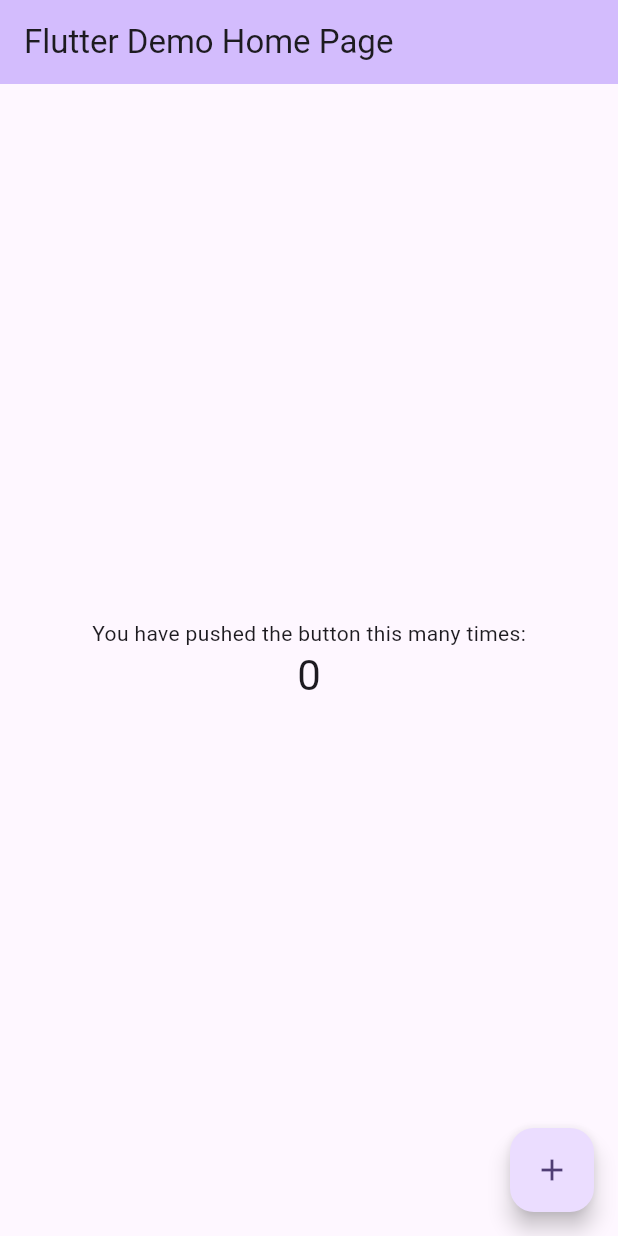
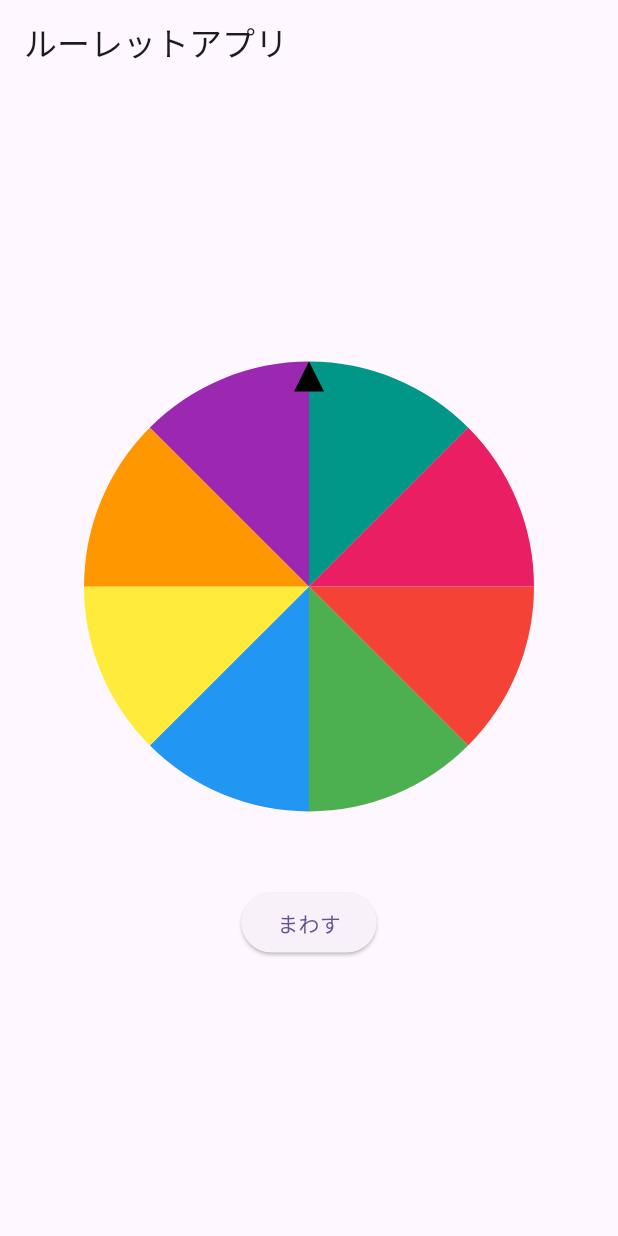
Before and after one commit to yumayuma708/roulette, a Flutter app: the screen it shows after launch, on a phone screen of 412 x 824 dp. Run offline on Flutter 3.47's test engine with Material 3 defaults, Android fonts, the phone set to English and light mode, and no system bars.

Commit message:
大まかな枠組みを作成

```diff
--- a/lib/main.dart
+++ b/lib/main.dart
@@ -1,125 +1,6 @@
 import 'package:flutter/material.dart';
+import 'package:roulette/roulette_app.dart';
 
 void main() {
-  runApp(const MyApp());
+  runApp(const RouletteApp());
 }
-
-class MyApp extends StatelessWidget {
-  const MyApp({super.key});
-
-  // This widget is the root of your application.
-  @override
-  Widget build(BuildContext context) {
-    return MaterialApp(
-      title: 'Flutter Demo',
-      theme: ThemeData(
-        // This is the theme of your application.
-        //
-        // TRY THIS: Try running your application with "flutter run". You'll see
-        // the application has a purple toolbar. Then, without quitting the app,
-        // try changing the seedColor in the colorScheme below to Colors.green
-        // and then invoke "hot reload" (save your changes or press the "hot
-        // reload" button in a Flutter-supported IDE, or press "r" if you used
-        // the command line to start the app).
-        //
-        // Notice that the counter didn't reset back to zero; the application
-        // state is not lost during the reload. To reset the state, use hot
-        // restart instead.
-        //
-        // This works for code too, not just values: Most code changes can be
-        // tested with just a hot reload.
-        colorScheme: ColorScheme.fromSeed(seedColor: Colors.deepPurple),
-        useMaterial3: true,
-      ),
-      home: const MyHomePage(title: 'Flutter Demo Home Page'),
-    );
-  }
-}
-
-class MyHomePage extends StatefulWidget {
-  const MyHomePage({super.key, required this.title});
-
-  // This widget is the home page of your application. It is stateful, meaning
-  // that it has a State object (defined below) that contains fields that affect
-  // how it looks.
-
-  // This class is the configuration for the state. It holds the values (in this
-  // case the title) provided by the parent (in this case the App widget) and
-  // used by the build method of the State. Fields in a Widget subclass are
-  // always marked "final".
-
-  final String title;
-
-  @override
-  State<MyHomePage> createState() => _MyHomePageState();
-}
-
-class _MyHomePageState extends State<MyHomePage> {
-  int _counter = 0;
-
-  void _incrementCounter() {
-    setState(() {
-      // This call to setState tells the Flutter framework that something has
-      // changed in this State, which causes it to rerun the build method below
-      // so that the display can reflect the updated values. If we changed
-      // _counter without calling setState(), then the build method would not be
-      // called again, and so nothing would appear to happen.
-      _counter++;
-    });
-  }
-
-  @override
-  Widget build(BuildContext context) {
-    // This method is rerun every time setState is called, for instance as done
-    // by the _incrementCounter method above.
-    //
-    // The Flutter framework has been optimized to make rerunning build methods
-    // fast, so that you can just rebuild anything that needs updating rather
-    // than having to individually change instances of widgets.
-    return Scaffold(
-      appBar: AppBar(
-        // TRY THIS: Try changing the color here to a specific color (to
-        // Colors.amber, perhaps?) and trigger a hot reload to see the AppBar
-        // change color while the other colors stay the same.
-        backgroundColor: Theme.of(context).colorScheme.inversePrimary,
-        // Here we take the value from the MyHomePage object that was created by
-        // the App.build method, and use it to set our appbar title.
-        title: Text(widget.title),
-      ),
-      body: Center(
-        // Center is a layout widget. It takes a single child and positions it
-        // in the middle of the parent.
-        child: Column(
-          // Column is also a layout widget. It takes a list of children and
-          // arranges them vertically. By default, it sizes itself to fit its
-          // children horizontally, and tries to be as tall as its parent.
-          //
-          // Column has various properties to control how it sizes itself and
-          // how it positions its children. Here we use mainAxisAlignment to
-          // center the children vertically; the main axis here is the vertical
-          // axis because Columns are vertical (the cross axis would be
-          // horizontal).
-          //
-          // TRY THIS: Invoke "debug painting" (choose the "Toggle Debug Paint"
-          // action in the IDE, or press "p" in the console), to see the
-          // wireframe for each widget.
-          mainAxisAlignment: MainAxisAlignment.center,
-          children: <Widget>[
-            const Text(
-              'You have pushed the button this many times:',
-            ),
-            Text(
-              '$_counter',
-              style: Theme.of(context).textTheme.headlineMedium,
-            ),
-          ],
-        ),
-      ),
-      floatingActionButton: FloatingActionButton(
-        onPressed: _incrementCounter,
-        tooltip: 'Increment',
-        child: const Icon(Icons.add),
-      ), // This trailing comma makes auto-formatting nicer for build methods.
-    );
-  }
-}
--- /dev/null
+++ b/lib/roulette_app.dart
@@ -0,0 +1,19 @@
+import 'package:flutter/material.dart';
+import 'package:roulette/screen/home_screen.dart';
+
+class RouletteApp extends StatelessWidget {
+  const RouletteApp({super.key});
+
+  @override
+  Widget build(BuildContext context) {
+    return MaterialApp(
+      title: 'ルーレット',
+      theme: ThemeData(
+        colorScheme: ColorScheme.fromSeed(seedColor: Colors.deepPurple),
+        useMaterial3: true,
+      ),
+      debugShowCheckedModeBanner: false,
+      home: const HomeScreen(),
+    );
+  }
+}
--- /dev/null
+++ b/lib/screen/home_screen.dart
@@ -0,0 +1,201 @@
+import 'dart:math';
+
+import 'package:flutter/material.dart';
+
+class HomeScreen extends StatefulWidget {
+  const HomeScreen({super.key});
+
+  @override
+  HomeScreenState createState() => HomeScreenState();
+}
+
+class HomeScreenState extends State<HomeScreen>
+    with SingleTickerProviderStateMixin {
+  late AnimationController _animationController;
+  late Animation<double> _animation;
+  double _currentAngle = 0.0;
+  final int _numOfSegments = 8;
+  final List<Color> _colors = [
+    Colors.red,
+    Colors.green,
+    Colors.blue,
+    Colors.yellow,
+    Colors.orange,
+    Colors.purple,
+    Colors.teal,
+    Colors.pink,
+  ];
+
+  @override
+  void initState() {
+    super.initState();
+    _animationController = AnimationController(
+      vsync: this,
+      duration: const Duration(seconds: 5),
+    );
+
+    final double randomAngle = _getRandomAngle();
+    _animation = Tween<double>(
+      begin: _currentAngle,
+      end: _currentAngle + randomAngle,
+    ).animate(
+      CurvedAnimation(
+        parent: _animationController,
+        curve: Curves.easeOut,
+      ),
+    )
+      ..addListener(() {
+        setState(() {});
+      })
+      ..addStatusListener((status) {
+        if (status == AnimationStatus.completed) {
+          _currentAngle = _animation.value % (2 * pi);
+          _animationController.reset();
+          _showResult();
+        }
+      });
+  }
+
+  double _getRandomAngle() {
+    final random = Random();
+    const double rotations = 5;
+    final double randomStop = random.nextDouble() * 2 * pi;
+    return rotations * 2 * pi + randomStop;
+  }
+
+  void _spinRoulette() {
+    if (!_animationController.isAnimating) {
+      _animation = Tween<double>(
+        begin: _currentAngle,
+        end: _currentAngle + _getRandomAngle(),
+      ).animate(
+        CurvedAnimation(
+          parent: _animationController,
+          curve: Curves.easeOut,
+        ),
+      )
+        ..addListener(() {
+          setState(() {});
+        })
+        ..addStatusListener((status) {
+          if (status == AnimationStatus.completed) {
+            _currentAngle = _animation.value % (2 * pi);
+            _animationController.reset();
+            _showResult();
+          }
+        });
+
+      _animationController.forward();
+    }
+  }
+
+  void _showResult() {
+    // 停止したセグメントを計算
+    double angle = _currentAngle % (2 * pi);
+    double segmentAngle = 2 * pi / _numOfSegments;
+    int index =
+        (_numOfSegments - (angle / segmentAngle).floor()) % _numOfSegments;
+    String result = 'Result: Segment ${index + 1}';
+
+    showDialog(
+      context: context,
+      builder: (BuildContext context) {
+        return AlertDialog(
+          title: const Text('ルーレットの結果'),
+          content: Text(result),
+          actions: [
+            TextButton(
+              child: const Text('OK'),
+              onPressed: () {
+                Navigator.of(context).pop();
+              },
+            ),
+          ],
+        );
+      },
+    );
+  }
+
+  @override
+  void dispose() {
+    _animationController.dispose();
+    super.dispose();
+  }
+
+  Widget _buildRouletteWheel() {
+    return Transform.rotate(
+      angle: _animation.value,
+      child: CustomPaint(
+        size: const Size(300, 300),
+        painter: RoulettePainter(
+          numOfSegments: _numOfSegments,
+          colors: _colors,
+        ),
+      ),
+    );
+  }
+
+  @override
+  Widget build(BuildContext context) {
+    return Scaffold(
+      appBar: AppBar(
+        title: const Text('ルーレットアプリ'),
+      ),
+      body: Center(
+        child: Column(
+          mainAxisAlignment: MainAxisAlignment.center,
+          children: <Widget>[
+            _buildRouletteWheel(),
+            const SizedBox(height: 50),
+            ElevatedButton(
+              onPressed: _spinRoulette,
+              child: const Text('まわす'),
+            ),
+          ],
+        ),
+      ),
+    );
+  }
+}
+
+class RoulettePainter extends CustomPainter {
+  final int numOfSegments;
+  final List<Color> colors;
+
+  RoulettePainter({required this.numOfSegments, required this.colors});
+
+  @override
+  void paint(Canvas canvas, Size size) {
+    double angle = 2 * pi / numOfSegments;
+    double radius = size.width / 2;
+    Offset center = Offset(radius, radius);
+
+    var paint = Paint()..style = PaintingStyle.fill;
+
+    for (int i = 0; i < numOfSegments; i++) {
+      paint.color = colors[i % colors.length];
+      double startAngle = i * angle;
+      canvas.drawArc(
+        Rect.fromCircle(center: center, radius: radius),
+        startAngle,
+        angle,
+        true,
+        paint,
+      );
+    }
+
+    // 描画の中心にポインターを追加
+    paint.color = Colors.black;
+    Path path = Path();
+    path.moveTo(center.dx, center.dy - radius);
+    path.lineTo(center.dx - 10, center.dy - radius + 20);
+    path.lineTo(center.dx + 10, center.dy - radius + 20);
+    path.close();
+    canvas.drawPath(path, paint);
+  }
+
+  @override
+  bool shouldRepaint(RoulettePainter oldDelegate) {
+    return false;
+  }
+}
```
Also changed, not shown: lib/components/roulette.dart (added), 1 other file.
